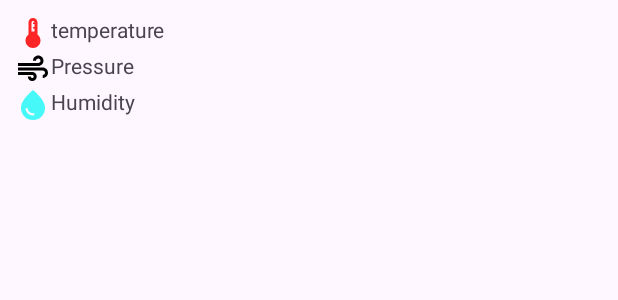
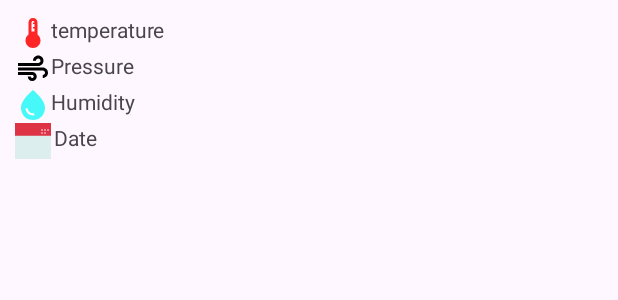
Before and after one commit to Selma-Guedidi/tp5_android, an Android app: the layout weather_item.xml on its own in the app's theme, with its tools: preview values and no code run, on a phone screen of 412 x 824 dp. Shown: the top 300 px of the screen. Run offline under Robolectric (Android 15) with nearby library versions, the phone set to English and light mode, and no system bars.

Commit message:
add date

```diff
--- a/app/src/main/java/com/example/tp5/MainActivity.kt
+++ b/app/src/main/java/com/example/tp5/MainActivity.kt
@@ -8,7 +8,7 @@ import android.widget.AdapterView
 import android.widget.ArrayAdapter
 import com.example.tp5.databinding.ActivityMainBinding
 import com.example.tp5.weather_models.WeatherResponse
-import com.example.tp5.WeatherViewModel
+import com.example.tp5.viewModel.WeatherViewModel
 import com.google.android.material.R
 
 class MainActivity : AppCompatActivity() {
--- a/app/src/main/java/com/example/tp5/WeatherAdapter.kt
+++ b/app/src/main/java/com/example/tp5/WeatherAdapter.kt
@@ -7,6 +7,7 @@ import android.widget.TextView
 import androidx.recyclerview.widget.RecyclerView
 import com.example.tp5.databinding.WeatherItemBinding
 import com.example.tp5.forecast_models.ForecastResponse
+import java.util.Date
 
 
 class WeatherAdapter(private val forecast: ForecastResponse?) :
@@ -21,9 +22,10 @@ RecyclerView.Adapter<WeatherAdapter.ViewHolder>() {
     }
 
     override fun onBindViewHolder(holder: ViewHolder, position: Int) {
-        holder.binding.pressure.text = "Pressure ${forecast?.list?.get(position)?.pressure.toString()}"
-        holder.binding.temperature.text = "Temperature ${forecast?.list?.get(position)?.temp?.day.toString()}"
-        holder.binding.humidity.text = "Humidity ${forecast?.list?.get(position)?.humidity.toString()}"
+        holder.binding.pressure.text = "Pressure ${forecast?.list?.get(position)?.pressure.toString()}: "
+        holder.binding.temperature.text = "Temperature ${forecast?.list?.get(position)?.temp?.day.toString()}: "
+        holder.binding.humidity.text = "Humidity ${forecast?.list?.get(position)?.humidity.toString()}: "
+        holder.binding.day.text = "Date ${Date(forecast?.list?.get(position)?.dt.toString().toLong()*1000)}: "
     }
 
     override fun getItemCount(): Int {
--- a/app/src/main/java/com/example/tp5/WeatherForecastsActivity.kt
+++ b/app/src/main/java/com/example/tp5/WeatherForecastsActivity.kt
@@ -1,9 +1,9 @@
 package com.example.tp5
 import android.os.Bundle
 import androidx.appcompat.app.AppCompatActivity
-import androidx.recyclerview.widget.DividerItemDecoration
 import androidx.recyclerview.widget.LinearLayoutManager
 import com.example.tp5.databinding.ActivityWeatherForecastsBinding
+import com.example.tp5.viewModel.ForecastViewModel
 
 
 class WeatherForecastsActivity : AppCompatActivity() {
--- a/app/src/main/java/com/example/tp5/RetrofitHelper.kt
+++ b/app/src/main/java/com/example/tp5/api/RetrofitHelper.kt
@@ -1,4 +1,4 @@
-package com.example.tp5
+package com.example.tp5.api
 
 import retrofit2.Retrofit
 import retrofit2.converter.gson.GsonConverterFactory
--- a/app/src/main/java/com/example/tp5/WeatherAPI.kt
+++ b/app/src/main/java/com/example/tp5/api/WeatherAPI.kt
@@ -1,4 +1,4 @@
-package com.example.tp5
+package com.example.tp5.api
 
 import com.example.tp5.weather_models.WeatherResponse
 import com.example.tp5.forecast_models.ForecastResponse
@@ -11,7 +11,7 @@ interface WeatherAPI {
     @GET("weather?APPID=17db59488cadcad345211c36304a9266&units=metric")
     fun getWeather(@Query("q") city : String) : Call<WeatherResponse>
 
-    @GET("forecast/daily?APPID=17db59488cadcad345211c36304a9266&units=metric")
+    @GET("forecast/daily?APPID=17db59488cadcad345211c36304a9266&units=metric&cnt=16")
     fun getForecast(@Query("q") city : String): Call<ForecastResponse>
 
 }
--- a/app/src/main/java/com/example/tp5/ForecastViewModel.kt
+++ b/app/src/main/java/com/example/tp5/viewModel/ForecastViewModel.kt
@@ -1,8 +1,9 @@
-package com.example.tp5
+package com.example.tp5.viewModel
 
 import android.content.Context
 import androidx.lifecycle.LiveData
 import androidx.lifecycle.MutableLiveData
+import com.example.tp5.api.RetrofitHelper
 import com.example.tp5.forecast_models.ForecastResponse
 import retrofit2.Call
 import retrofit2.Callback
--- a/app/src/main/java/com/example/tp5/WeatherViewModel.kt
+++ b/app/src/main/java/com/example/tp5/viewModel/WeatherViewModel.kt
@@ -1,7 +1,8 @@
-package com.example.tp5
+package com.example.tp5.viewModel
 
 import androidx.lifecycle.LiveData
 import androidx.lifecycle.MutableLiveData
+import com.example.tp5.api.RetrofitHelper
 import com.example.tp5.weather_models.WeatherResponse
 import retrofit2.Call
 import retrofit2.Callback
--- /dev/null
+++ b/app/src/main/res/drawable/calendar.xml
@@ -0,0 +1,31 @@
+<vector xmlns:android="http://schemas.android.com/apk/res/android"
+    android:width="24dp"
+    android:height="24dp"
+    android:viewportWidth="512"
+    android:viewportHeight="512">
+  <group>
+    <clip-path
+        android:pathData="M0,0h512v512h-512z"/>
+    <path
+        android:pathData="M0,0h512v512h-512z"
+        android:fillColor="#dee"/>
+    <path
+        android:pathData="M0,0h512v180h-512z"
+        android:fillColor="#d34"/>
+  </group>
+  <path
+      android:pathData="M384,100m-14,0a14,14 0,1 1,28 0a14,14 0,1 1,-28 0"
+      android:fillColor="#eab"/>
+  <path
+      android:pathData="M427,100m-14,0a14,14 0,1 1,28 0a14,14 0,1 1,-28 0"
+      android:fillColor="#eab"/>
+  <path
+      android:pathData="M470,100m-14,0a14,14 0,1 1,28 0a14,14 0,1 1,-28 0"
+      android:fillColor="#eab"/>
+  <path
+      android:pathData="M384,143m-14,0a14,14 0,1 1,28 0a14,14 0,1 1,-28 0"
+      android:fillColor="#eab"/>
+  <path
+      android:pathData="M427,143m-14,0a14,14 0,1 1,28 0a14,14 0,1 1,-28 0"
+      android:fillColor="#eab"/>
+</vector>
--- a/app/src/main/res/layout/activity_weather_forecasts.xml
+++ b/app/src/main/res/layout/activity_weather_forecasts.xml
@@ -25,12 +25,12 @@
     <androidx.recyclerview.widget.RecyclerView
         android:id="@+id/forecastsRecycler"
         android:layout_width="match_parent"
-        android:layout_height="wrap_content"
+        android:layout_height="0dp"
+        android:layout_marginTop="10dp"
+        app:layout_constraintBottom_toBottomOf="parent"
         app:layout_constraintEnd_toEndOf="parent"
-        android:layout_marginTop="10dp"
         app:layout_constraintStart_toStartOf="parent"
-        app:layout_constraintTop_toBottomOf="@+id/cityName"
-        />
+        app:layout_constraintTop_toBottomOf="@+id/cityName" />
 
 
 </androidx.constraintlayout.widget.ConstraintLayout>
--- a/app/src/main/res/layout/weather_item.xml
+++ b/app/src/main/res/layout/weather_item.xml
@@ -6,7 +6,7 @@
     xmlns:tools="http://schemas.android.com/tools"
     android:padding="10dp"
     android:layout_width="match_parent"
-    android:layout_height="100dp">
+    android:layout_height="140dp">
 
     <LinearLayout
         android:id="@+id/linearLayout1"
@@ -78,6 +78,29 @@
 
 
     </LinearLayout>
+    <LinearLayout
+        android:id="@+id/linearLayout4"
+        android:layout_width="match_parent"
+        android:layout_height="wrap_content"
+        android:orientation="horizontal"
+        app:layout_constraintEnd_toEndOf="parent"
+        app:layout_constraintStart_toStartOf="parent"
+        app:layout_constraintTop_toBottomOf="@+id/linearLayout3">
+
+        <ImageView
+            android:layout_width="wrap_content"
+            android:layout_height="wrap_content"
+            android:src="@drawable/calendar" />
+
+        <TextView
+            android:id="@+id/day"
+            android:layout_width="wrap_content"
+            android:layout_height="wrap_content"
+            android:layout_marginStart="2dp"
+            android:layout_weight="1"
+            android:text="Date" />
+
+    </LinearLayout>
 
 
 
```
